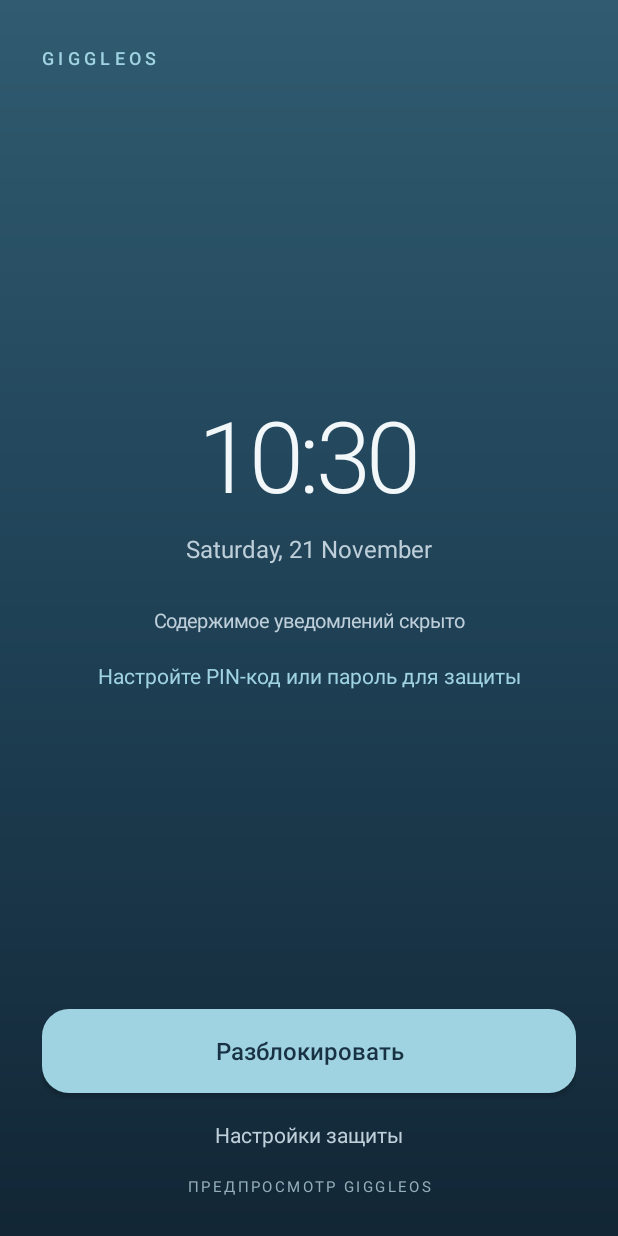
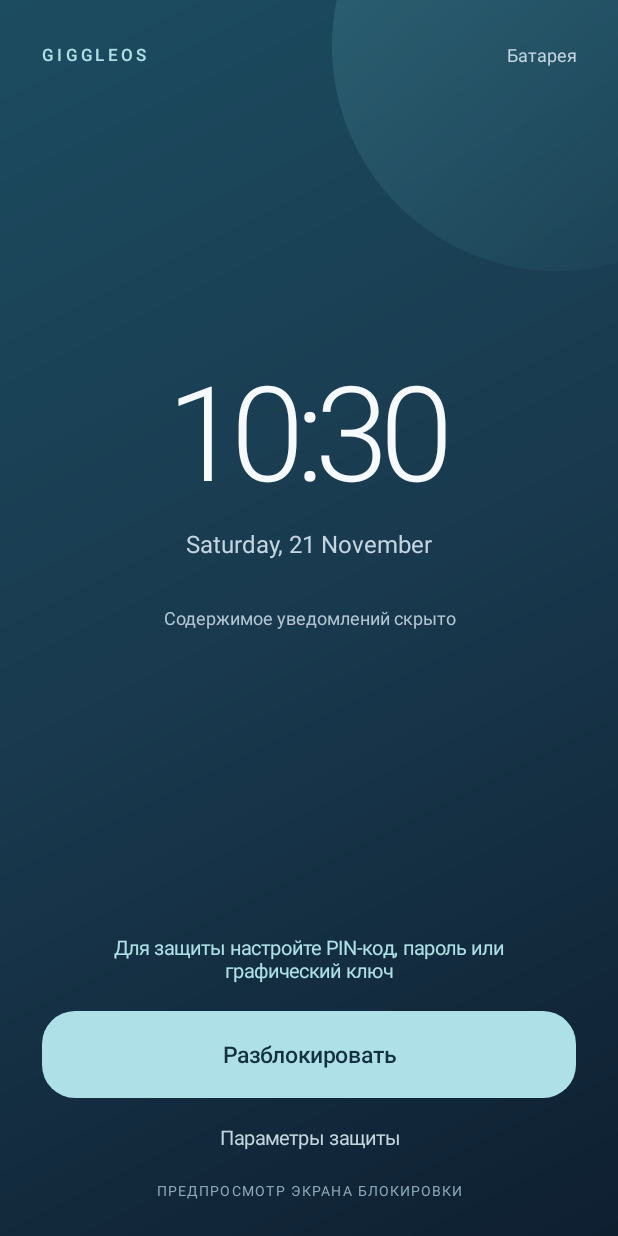
Before and after one commit to s1nnrockk/GiggleOS, an Android app: the LockScreenActivity screen opened directly, with no data from a screen before it, after a tap on "Разблокировать", on a phone screen of 412 x 824 dp. Run offline under Robolectric (Android 15) with nearby library versions, the phone set to English and light mode, and no system bars.

Commit message:
Polish GiggleOS lock screen preview

```diff
--- a/setup/app/src/main/java/org/giggleos/setup/LockScreenActivity.kt
+++ b/setup/app/src/main/java/org/giggleos/setup/LockScreenActivity.kt
@@ -2,204 +2,275 @@ package org.giggleos.setup
 
 import android.app.Activity
 import android.app.KeyguardManager
+import android.content.BroadcastReceiver
+import android.content.Context
 import android.content.Intent
+import android.content.IntentFilter
 import android.graphics.Color
 import android.graphics.Typeface
 import android.graphics.drawable.GradientDrawable
+import android.os.BatteryManager
+import android.os.Build
 import android.os.Bundle
 import android.provider.Settings
 import android.view.Gravity
 import android.view.View
+import android.view.Window
 import android.view.WindowManager
-import android.widget.Button
+import android.widget.FrameLayout
 import android.widget.LinearLayout
+import android.widget.TextClock
 import android.widget.TextView
 import android.widget.Toast
-import java.text.SimpleDateFormat
-import java.util.Date
 import java.util.Locale
 
 /**
- * App-level GiggleOS lock-screen preview.
+ * GiggleOS lock-screen visual prototype.
  *
- * Credentials are never collected or stored here. Authentication is delegated
- * to Android's trusted Keyguard credential UI.
+ * This Activity is not the device Keyguard. It never reads, stores or verifies
+ * credentials. Android remains the only authority for device authentication.
  */
 class LockScreenActivity : Activity() {
-    private val ink = Color.rgb(242, 247, 250)
-    private val muted = Color.rgb(190, 207, 218)
-    private val accent = Color.rgb(159, 211, 225)
-    private val requestCredential = 4107
-    private lateinit var securityStatusLabel: TextView
+    private val ink = Color.rgb(247, 250, 252)
+    private val muted = Color.rgb(195, 213, 224)
+    private val accent = Color.rgb(174, 224, 231)
+    private lateinit var securityStatus: TextView
+    private lateinit var batteryStatus: TextView
+    private var batteryReceiverRegistered = false
+
+    private val batteryReceiver = object : BroadcastReceiver() {
+        override fun onReceive(context: Context?, intent: Intent?) {
+            if (intent?.action != Intent.ACTION_BATTERY_CHANGED) return
+            val level = intent.getIntExtra(BatteryManager.EXTRA_LEVEL, -1)
+            val scale = intent.getIntExtra(BatteryManager.EXTRA_SCALE, -1)
+            val charging = intent.getIntExtra(BatteryManager.EXTRA_STATUS, -1) in
+                setOf(BatteryManager.BATTERY_STATUS_CHARGING, BatteryManager.BATTERY_STATUS_FULL)
+            if (level >= 0 && scale > 0) {
+                val percent = (level * 100 / scale).coerceIn(0, 100)
+                batteryStatus.text = if (charging) "$percent% · Зарядка" else "$percent%"
+            } else {
+                batteryStatus.text = "Батарея"
+            }
+        }
+    }
 
     override fun onCreate(savedInstanceState: Bundle?) {
         super.onCreate(savedInstanceState)
         window.addFlags(WindowManager.LayoutParams.FLAG_SECURE)
-        window.statusBarColor = Color.rgb(24, 49, 67)
-        window.navigationBarColor = Color.rgb(18, 38, 53)
+        applyImmersiveWindow()
         render()
     }
 
     override fun onResume() {
         super.onResume()
+        applyImmersiveWindow()
         refreshSecurityStatus()
+        registerBatteryReceiver()
+    }
+
+    override fun onPause() {
+        unregisterBatteryReceiver()
+        super.onPause()
+    }
+
+    override fun onWindowFocusChanged(hasFocus: Boolean) {
+        super.onWindowFocusChanged(hasFocus)
+        if (hasFocus) applyImmersiveWindow()
+    }
+
+    @Suppress("DEPRECATION")
+    private fun applyImmersiveWindow() {
+        window.statusBarColor = Color.TRANSPARENT
+        window.navigationBarColor = Color.TRANSPARENT
+        if (Build.VERSION.SDK_INT >= 29) {
+            window.isNavigationBarContrastEnforced = false
+            window.isStatusBarContrastEnforced = false
+        }
+        window.decorView.systemUiVisibility =
+            View.SYSTEM_UI_FLAG_LAYOUT_STABLE or
+            View.SYSTEM_UI_FLAG_LAYOUT_FULLSCREEN or
+            View.SYSTEM_UI_FLAG_LAYOUT_HIDE_NAVIGATION or
+            View.SYSTEM_UI_FLAG_FULLSCREEN or
+            View.SYSTEM_UI_FLAG_HIDE_NAVIGATION or
+            View.SYSTEM_UI_FLAG_IMMERSIVE_STICKY
     }
 
     private fun render() {
-        val root = LinearLayout(this).apply {
-            orientation = LinearLayout.VERTICAL
-            gravity = Gravity.CENTER_HORIZONTAL
-            setPadding(dp(28), dp(30), dp(28), dp(26))
+        val root = FrameLayout(this).apply {
             background = GradientDrawable(
-                GradientDrawable.Orientation.TOP_BOTTOM,
+                GradientDrawable.Orientation.TL_BR,
                 intArrayOf(
-                    Color.rgb(48, 91, 112),
-                    Color.rgb(31, 65, 86),
-                    Color.rgb(18, 38, 53)
+                    Color.rgb(28, 76, 96),
+                    Color.rgb(25, 57, 78),
+                    Color.rgb(14, 31, 48)
                 )
             )
         }
 
+        // Restrained ambient light gives depth without expensive blur effects.
+        val glow = View(this).apply {
+            background = GradientDrawable(
+                GradientDrawable.Orientation.TL_BR,
+                intArrayOf(Color.rgb(82, 151, 164), Color.TRANSPARENT)
+            ).apply { cornerRadius = dp(260).toFloat() }
+            alpha = .34f
+        }
+        root.addView(glow, FrameLayout.LayoutParams(dp(300), dp(300), Gravity.TOP or Gravity.END).apply {
+            topMargin = dp(-120)
+            rightMargin = dp(-110)
+        })
+
+        val content = LinearLayout(this).apply {
+            orientation = LinearLayout.VERTICAL
+            gravity = Gravity.CENTER_HORIZONTAL
+            setPadding(dp(28), dp(28), dp(28), dp(24))
+        }
+        root.addView(content, FrameLayout.LayoutParams(-1, -1))
+
+        val topRow = LinearLayout(this).apply {
+            orientation = LinearLayout.HORIZONTAL
+            gravity = Gravity.CENTER_VERTICAL
+        }
         val brand = TextView(this).apply {
             text = "GIGGLEOS"
-            textSize = 12f
+            textSize = 11f
             letterSpacing = .24f
             setTextColor(accent)
             typeface = Typeface.create("sans-serif-medium", Typeface.NORMAL)
         }
-        root.addView(brand)
+        topRow.addView(brand, LinearLayout.LayoutParams(0, -2, 1f))
+        batteryStatus = TextView(this).apply {
+            text = "Батарея"
+            textSize = 12f
+            setTextColor(muted)
+            gravity = Gravity.END
+            contentDescription = "Уровень заряда батареи"
+        }
+        topRow.addView(batteryStatus)
+        content.addView(topRow)
 
-        val spacerTop = View(this)
-        root.addView(spacerTop, LinearLayout.LayoutParams(1, 0, 1f))
+        content.addView(space(0, 1f))
 
-        val preferences = getSharedPreferences("giggle_setup", MODE_PRIVATE)
-        val clockStyle = preferences.getString("clock_style", "Минималистичные часы")
-        val notificationPrivacy = preferences.getString("notification_privacy", "Скрывать личные данные")
-
-        val time = TextView(this).apply {
-            text = SimpleDateFormat("HH:mm", Locale.getDefault()).format(Date())
-            textSize = if (clockStyle == "Крупные часы") 82f else 66f
-            letterSpacing = -.045f
+        val clock = TextClock(this).apply {
+            format12Hour = "h:mm"
+            format24Hour = "HH:mm"
+            textSize = 88f
+            letterSpacing = -.065f
             gravity = Gravity.CENTER
             setTextColor(ink)
             typeface = Typeface.create("sans-serif-light", Typeface.NORMAL)
+            contentDescription = "Текущее время"
+            includeFontPadding = false
         }
-        root.addView(time, LinearLayout.LayoutParams(-1, -2))
+        content.addView(clock, LinearLayout.LayoutParams(-1, -2))
 
-        val date = TextView(this).apply {
-            text = SimpleDateFormat("EEEE, d MMMM", Locale.getDefault()).format(Date())
-                .replaceFirstChar { if (it.isLowerCase()) it.titlecase(Locale.getDefault()) else it.toString() }
+        val date = TextClock(this).apply {
+            format12Hour = "EEEE, d MMMM"
+            format24Hour = "EEEE, d MMMM"
             textSize = 16f
             gravity = Gravity.CENTER
             setTextColor(muted)
+            typeface = Typeface.create("sans-serif", Typeface.NORMAL)
+            setPadding(0, dp(9), 0, 0)
+            contentDescription = "Текущая дата"
         }
-        root.addView(date, LinearLayout.LayoutParams(-1, -2).apply {
-            topMargin = dp(8)
-        })
+        content.addView(date, LinearLayout.LayoutParams(-1, -2))
 
-        val privacyLine = TextView(this).apply {
-            text = when (notificationPrivacy) {
+        val privacy = getSharedPreferences("giggle_setup", MODE_PRIVATE)
+            .getString("notification_privacy", "Скрывать личные данные")
+        val privacyLabel = TextView(this).apply {
+            text = when (privacy) {
                 "Не показывать" -> "Уведомления скрыты"
                 "Показывать содержимое" -> "Предпросмотр уведомлений включён"
                 else -> "Содержимое уведомлений скрыто"
             }
+            textSize = 12f
+            gravity = Gravity.CENTER
+            setTextColor(muted)
+            alpha = .9f
+            setPadding(0, dp(30), 0, 0)
+        }
+        content.addView(privacyLabel)
+
+        content.addView(space(0, 1f))
+
+        securityStatus = TextView(this).apply {
+            textSize = 13f
+            gravity = Gravity.CENTER
+            setTextColor(accent)
+            setPadding(dp(12), dp(8), dp(12), dp(18))
+        }
+        content.addView(securityStatus, LinearLayout.LayoutParams(-1, -2))
+
+        val unlock = pillButton("Разблокировать", true) { authenticateOrOpenSecuritySettings() }
+        content.addView(unlock, LinearLayout.LayoutParams(-1, dp(58)))
+
+        val settings = TextView(this).apply {
+            text = "Параметры защиты"
             textSize = 13f
             gravity = Gravity.CENTER
             setTextColor(muted)
+            setPadding(dp(12), dp(17), dp(12), dp(12))
+            isFocusable = true
+            isClickable = true
+            setOnClickListener { openSecuritySettings() }
         }
-        root.addView(privacyLine, LinearLayout.LayoutParams(-1, -2).apply {
-            topMargin = dp(28)
-        })
-
-        securityStatusLabel = TextView(this).apply {
-            textSize = 14f
-            gravity = Gravity.CENTER
-            setTextColor(accent)
-            setPadding(0, dp(10), 0, 0)
-        }
-        root.addView(securityStatusLabel, LinearLayout.LayoutParams(-1, -2).apply {
-            topMargin = dp(8)
-        })
-
-        val spacerBottom = View(this)
-        root.addView(spacerBottom, LinearLayout.LayoutParams(1, 0, 1f))
-
-        val unlock = Button(this).apply {
-            text = "Разблокировать"
-            isAllCaps = false
-            textSize = 16f
-            setTextColor(Color.rgb(24, 49, 67))
-            background = GradientDrawable().apply {
-                setColor(accent)
-                cornerRadius = dp(18).toFloat()
-            }
-            setPadding(dp(22), dp(14), dp(22), dp(14))
-            setOnClickListener { authenticateOrSetCredential() }
-        }
-        root.addView(unlock, LinearLayout.LayoutParams(-1, dp(56)))
-
-        val setup = TextView(this).apply {
-            text = "Настройки защиты"
-            textSize = 14f
-            gravity = Gravity.CENTER
-            setTextColor(muted)
-            setPadding(0, dp(18), 0, dp(10))
-            setOnClickListener {
-                startActivity(Intent(Settings.ACTION_SECURITY_SETTINGS))
-            }
-        }
-        root.addView(setup, LinearLayout.LayoutParams(-1, -2))
+        content.addView(settings, LinearLayout.LayoutParams(-1, -2))
 
         val footer = TextView(this).apply {
-            text = "ПРЕДПРОСМОТР GIGGLEOS"
-            textSize = 10f
+            text = "ПРЕДПРОСМОТР ЭКРАНА БЛОКИРОВКИ"
+            textSize = 9f
             letterSpacing = .16f
             gravity = Gravity.CENTER
-            setTextColor(Color.rgb(148, 174, 188))
+            setTextColor(Color.rgb(142, 169, 184))
             setPadding(0, dp(8), 0, 0)
         }
-        root.addView(footer)
+        content.addView(footer)
         setContentView(root)
     }
 
     private fun refreshSecurityStatus() {
         val manager = getSystemService(KEYGUARD_SERVICE) as KeyguardManager
-        securityStatusLabel.text = if (manager.isDeviceSecure) {
-            "Системная защита устройства активна"
+        securityStatus.text = if (manager.isDeviceSecure) {
+            "Защита устройства включена"
         } else {
-            "Настройте PIN-код или пароль для защиты"
+            "Для защиты настройте PIN-код, пароль или графический ключ"
         }
     }
 
-    private fun authenticateOrSetCredential() {
+    private fun authenticateOrOpenSecuritySettings() {
         val manager = getSystemService(KEYGUARD_SERVICE) as KeyguardManager
         if (!manager.isDeviceSecure) {
-            Toast.makeText(
-                this,
-                "Сначала настройте блокировку в системных настройках Android.",
-                Toast.LENGTH_LONG
-            ).show()
-            startActivity(Intent(Settings.ACTION_SECURITY_SETTINGS))
+            Toast.makeText(this, "Сначала настройте системную блокировку.", Toast.LENGTH_LONG).show()
+            openSecuritySettings()
             return
         }
 
         val confirmation = manager.createConfirmDeviceCredentialIntent(
             "Разблокировка GiggleOS",
-            "Подтвердите личность системным PIN-кодом, паролем или графическим ключом."
+            "Подтвердите личность системным способом защиты."
         )
         if (confirmation == null) {
-            Toast.makeText(this, "Системная проверка сейчас недоступна.", Toast.LENGTH_LONG).show()
-            startActivity(Intent(Settings.ACTION_SECURITY_SETTINGS))
+            Toast.makeText(this, "Системная проверка недоступна на этом устройстве.", Toast.LENGTH_LONG).show()
+            openSecuritySettings()
             return
         }
         @Suppress("DEPRECATION")
-        startActivityForResult(confirmation, requestCredential)
+        startActivityForResult(confirmation, REQUEST_CREDENTIAL)
     }
 
-    @Deprecated("The system credential confirmation activity returns through this callback.")
+    private fun openSecuritySettings() {
+        try {
+            startActivity(Intent(Settings.ACTION_SECURITY_SETTINGS))
+        } catch (_: Exception) {
+            Toast.makeText(this, "Настройки защиты недоступны.", Toast.LENGTH_LONG).show()
+        }
+    }
+
+    @Deprecated("Android credential confirmation returns its result through this callback.")
     override fun onActivityResult(requestCode: Int, resultCode: Int, data: Intent?) {
         super.onActivityResult(requestCode, resultCode, data)
-        if (requestCode == requestCredential) {
+        if (requestCode != REQUEST_CREDENTIAL) return
         if (resultCode == RESULT_OK) {
             setResult(RESULT_OK)
             finish()
@@ -207,7 +278,55 @@ class LockScreenActivity : Activity() {
             Toast.makeText(this, "Проверка не завершена.", Toast.LENGTH_SHORT).show()
         }
     }
+
+    private fun registerBatteryReceiver() {
+        if (batteryReceiverRegistered) return
+        val filter = IntentFilter(Intent.ACTION_BATTERY_CHANGED)
+        if (Build.VERSION.SDK_INT >= 33) {
+            registerReceiver(batteryReceiver, filter, Context.RECEIVER_NOT_EXPORTED)
+        } else {
+            @Suppress("DEPRECATION")
+            registerReceiver(batteryReceiver, filter)
+        }
+        batteryReceiverRegistered = true
     }
 
-    private fun dp(value: Int): Int = (value * resources.displayMetrics.density).toInt()
+    private fun unregisterBatteryReceiver() {
+        if (!batteryReceiverRegistered) return
+        try {
+            unregisterReceiver(batteryReceiver)
+        } catch (_: IllegalArgumentException) {
+            // Receiver may already have been removed by the framework.
         }
+        batteryReceiverRegistered = false
+    }
+
+    private fun pillButton(label: String, primary: Boolean, action: () -> Unit) =
+        TextView(this).apply {
+            text = label
+            textSize = 15f
+            gravity = Gravity.CENTER
+            typeface = Typeface.create("sans-serif-medium", Typeface.NORMAL)
+            setTextColor(if (primary) Color.rgb(20, 49, 66) else ink)
+            background = GradientDrawable().apply {
+                setColor(if (primary) accent else Color.argb(34, 255, 255, 255))
+                cornerRadius = dp(22).toFloat()
+                if (!primary) setStroke(dp(1), Color.argb(65, 255, 255, 255))
+            }
+            isFocusable = true
+            isClickable = true
+            setOnClickListener { action() }
+        }
+
+    private fun space(height: Int, weight: Float = 0f) =
+        View(this).apply {
+            layoutParams = LinearLayout.LayoutParams(1, if (weight > 0f) 0 else dp(height), weight)
+        }
+
+    private fun dp(value: Int): Int =
+        (value * resources.displayMetrics.density + .5f).toInt()
+
+    companion object {
+        private const val REQUEST_CREDENTIAL = 4107
+    }
+}
```
Lines whose indentation alone changed are shown as unchanged.
